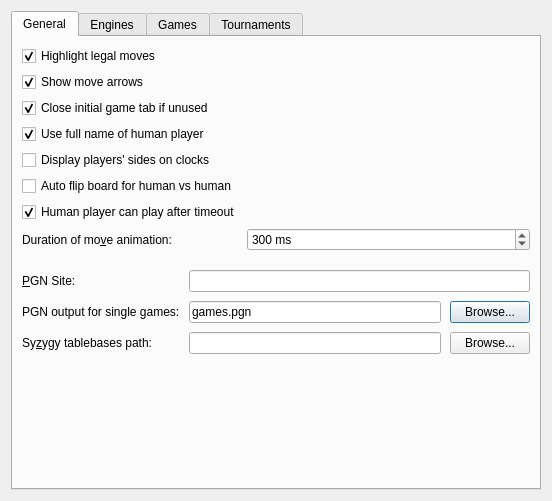
First picture: the form in projects/gui/ui/settingsdlg.ui, repository cutechess/cutechess, before the edit.
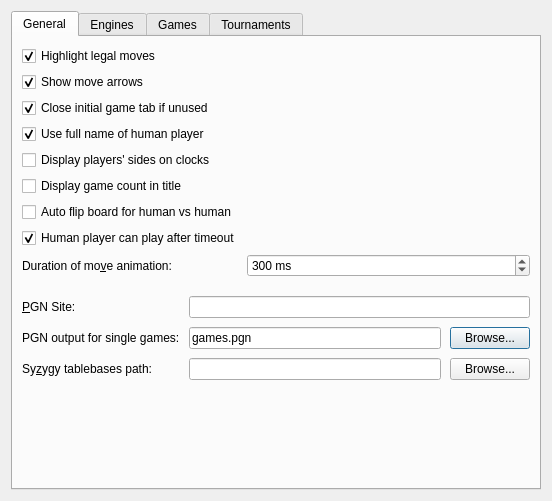
Second picture: the form after the edit. Custom widgets are drawn as their Qt base class.

Commit message:
GUI: Option to switch tournament game counts in title on or off
Add check box m_gameCountInTitleCheck to SettingsDlg
Read and write setting "ui/game_count_in_title"

```diff
--- a/projects/gui/ui/settingsdlg.ui
+++ b/projects/gui/ui/settingsdlg.ui
@@ -79,14 +79,14 @@
            </property>
           </widget>
          </item>
-         <item row="7" column="0">
+         <item row="8" column="0">
           <widget class="QCheckBox" name="m_autoFlipBoardForHumanGamesCheck">
            <property name="text">
             <string>Auto flip board for human vs human</string>
            </property>
           </widget>
          </item>
-         <item row="8" column="0">
+         <item row="9" column="0">
           <widget class="QCheckBox" name="m_humanCanPlayAfterTimeoutCheck">
            <property name="text">
             <string>Human player can play after timeout</string>
@@ -96,7 +96,7 @@
            </property>
           </widget>
          </item>
-         <item row="9" column="0">
+         <item row="10" column="0">
           <widget class="QLabel" name="m_moveAnimationLabel">
            <property name="text">
             <string>Duration of mo&amp;ve animation:</string>
@@ -106,7 +106,7 @@
            </property>
           </widget>
          </item>
-         <item row="9" column="1">
+         <item row="10" column="1">
           <widget class="QSpinBox" name="m_moveAnimationSpin">
            <property name="toolTip">
             <string>duration of a move animation (default: 300 ms)</string>
@@ -128,6 +128,13 @@
            </property>
           </widget>
          </item>
+         <item row="7" column="0">
+          <widget class="QCheckBox" name="m_gameCountInTitleCheck">
+           <property name="text">
+            <string>Display game count in title</string>
+           </property>
+          </widget>
+         </item>
         </layout>
        </item>
        <item>
```
The commit also changes 2 other files.
